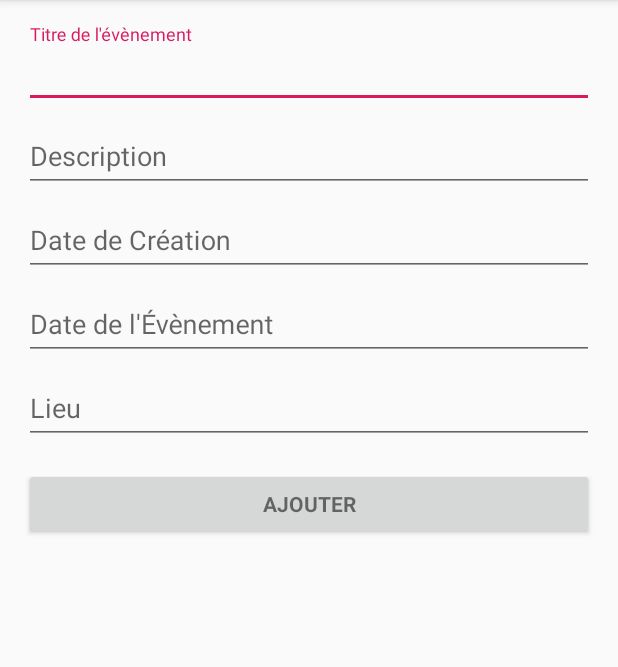
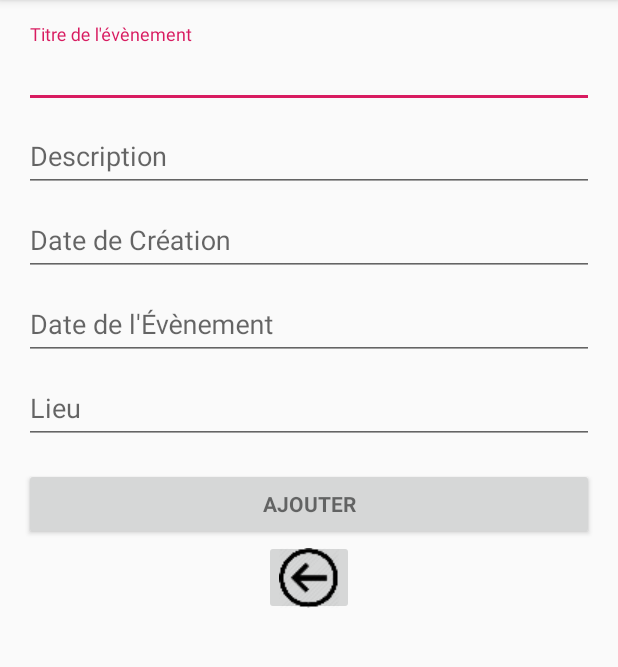
Before and after one commit to mouktar-hassan/FindEvents, an Android app: the EventActivity screen opened directly, with no data from a screen before it, on a phone screen of 412 x 824 dp, the part 84-751 px from its top. Run offline under Robolectric (Android 15) with nearby library versions, the phone set to English and light mode, and no system bars.

Commit message:
Rétouche UI Design!

```diff
--- a/app/src/main/java/com/example/findevents/EventActivity.java
+++ b/app/src/main/java/com/example/findevents/EventActivity.java
@@ -7,6 +7,7 @@ import android.view.View;
 import android.widget.AutoCompleteTextView;
 import android.widget.Button;
 import android.widget.EditText;
+import android.widget.ImageButton;
 
 
 public class EventActivity extends AppCompatActivity {
@@ -20,6 +21,7 @@ public class EventActivity extends AppCompatActivity {
     private View mProgressView;
     private View mLoginFormView;
     private Button bAddEvent;
+    private ImageButton imageButtonBack;
 
     private View.OnClickListener adresseListener=new View.OnClickListener() {
         @Override
@@ -42,9 +44,14 @@ public class EventActivity extends AppCompatActivity {
         mAdresse=(EditText)findViewById(R.id.eventAdresse);
         mAdresse.setOnClickListener(adresseListener);
         bAddEvent=(Button)findViewById(R.id.addEventbutton);
+        imageButtonBack=(ImageButton)findViewById(R.id.imageBtnBackEvent);
 
 
 
 
     }
+
+    public void eventBackonClick(View view){
+        EventActivity.this.finish();
+    }
 }
--- a/app/src/main/java/com/example/findevents/LoginActivity.java
+++ b/app/src/main/java/com/example/findevents/LoginActivity.java
@@ -27,6 +27,7 @@ import android.widget.ArrayAdapter;
 import android.widget.AutoCompleteTextView;
 import android.widget.Button;
 import android.widget.EditText;
+import android.widget.ImageButton;
 import android.widget.TextView;
 
 import java.util.ArrayList;
@@ -61,13 +62,16 @@ public class LoginActivity extends AppCompatActivity implements LoaderCallbacks<
     private EditText mPasswordView;
     private View mProgressView;
     private View mLoginFormView;
+    private ImageButton mback_btn;
 
     @Override
     protected void onCreate(Bundle savedInstanceState) {
         super.onCreate(savedInstanceState);
         setContentView(R.layout.activity_login);
+
         // Set up the login form.
         mEmailView = (AutoCompleteTextView) findViewById(R.id.email);
+        mback_btn=(ImageButton)findViewById(R.id.imageBtnBackLogin);
         populateAutoComplete();
 
         mPasswordView = (EditText) findViewById(R.id.password);
@@ -92,6 +96,7 @@ public class LoginActivity extends AppCompatActivity implements LoaderCallbacks<
 
         mLoginFormView = findViewById(R.id.login_form);
         mProgressView = findViewById(R.id.login_progress);
+
     }
 
     private void populateAutoComplete() {
@@ -280,6 +285,7 @@ public class LoginActivity extends AppCompatActivity implements LoaderCallbacks<
     }
 
     public void loginBackonClick(View view) {
+       LoginActivity.this.finish();
 
     }
 
--- a/app/src/main/java/com/example/findevents/SignUp.java
+++ b/app/src/main/java/com/example/findevents/SignUp.java
@@ -27,6 +27,7 @@ import android.widget.ArrayAdapter;
 import android.widget.AutoCompleteTextView;
 import android.widget.Button;
 import android.widget.EditText;
+import android.widget.ImageButton;
 import android.widget.TextView;
 
 import java.util.ArrayList;
@@ -58,6 +59,7 @@ public class SignUp extends AppCompatActivity {
     private EditText mPasswordView;
     private View mProgressView;
     private View mLoginFormView;
+    private ImageButton imageButtonBack;
 
     @Override
     protected void onCreate(Bundle savedInstanceState) {
@@ -65,6 +67,7 @@ public class SignUp extends AppCompatActivity {
         setContentView(R.layout.activity_sign_up);
         // Set up the login form.
         mPseudoView = (AutoCompleteTextView) findViewById(R.id.pseudo);
+        imageButtonBack=(ImageButton)findViewById(R.id.imageBtnBackSignup);
 
 
         mPasswordView = (EditText) findViewById(R.id.password);
@@ -93,6 +96,9 @@ public class SignUp extends AppCompatActivity {
 
 
 
+    public void signupBackonClick(View view){
+        SignUp.this.finish();
+    }
 
 
 
--- a/app/src/main/res/layout/activity_event.xml
+++ b/app/src/main/res/layout/activity_event.xml
@@ -1,5 +1,6 @@
 <?xml version="1.0" encoding="utf-8"?>
 <LinearLayout xmlns:android="http://schemas.android.com/apk/res/android"
+    xmlns:app="http://schemas.android.com/apk/res-auto"
     xmlns:tools="http://schemas.android.com/tools"
     android:layout_width="match_parent"
     android:layout_height="match_parent"
@@ -129,6 +130,16 @@
                 android:text="@string/action_Eventbutton"
                 android:textStyle="bold" />
 
+            <ImageButton
+                android:id="@+id/imageBtnBackEvent"
+                android:layout_width="60dip"
+                android:layout_height="50dip"
+                android:layout_gravity="bottom|center"
+                android:onClick="eventBackonClick"
+                app:srcCompat="@drawable/back_btn" />
+
         </LinearLayout>
     </ScrollView>
+
+
 </LinearLayout>
--- a/app/src/main/res/layout/activity_login.xml
+++ b/app/src/main/res/layout/activity_login.xml
@@ -80,7 +80,7 @@
                 android:textStyle="bold" />
 
             <ImageButton
-                android:id="@+id/imageButton2"
+                android:id="@+id/imageBtnBackLogin"
                 android:layout_width="60dip"
                 android:layout_height="50dip"
                 android:layout_gravity="bottom|center"
--- a/app/src/main/res/layout/activity_show_events_list.xml
+++ b/app/src/main/res/layout/activity_show_events_list.xml
@@ -11,4 +11,5 @@
         android:layout_width="match_parent"
         android:layout_height="match_parent"
         android:divider="@android:color/transparent" />
+
 </RelativeLayout>
```
Also changed, not shown: app/src/main/java/com/example/findevents/ShowEventDetailActivity.java (+10 -0 lines), app/src/main/res/layout/activity_show_event_detail.xml (+12 -0 lines), app/src/main/res/layout/activity_sign_up.xml (+11 -0 lines).
